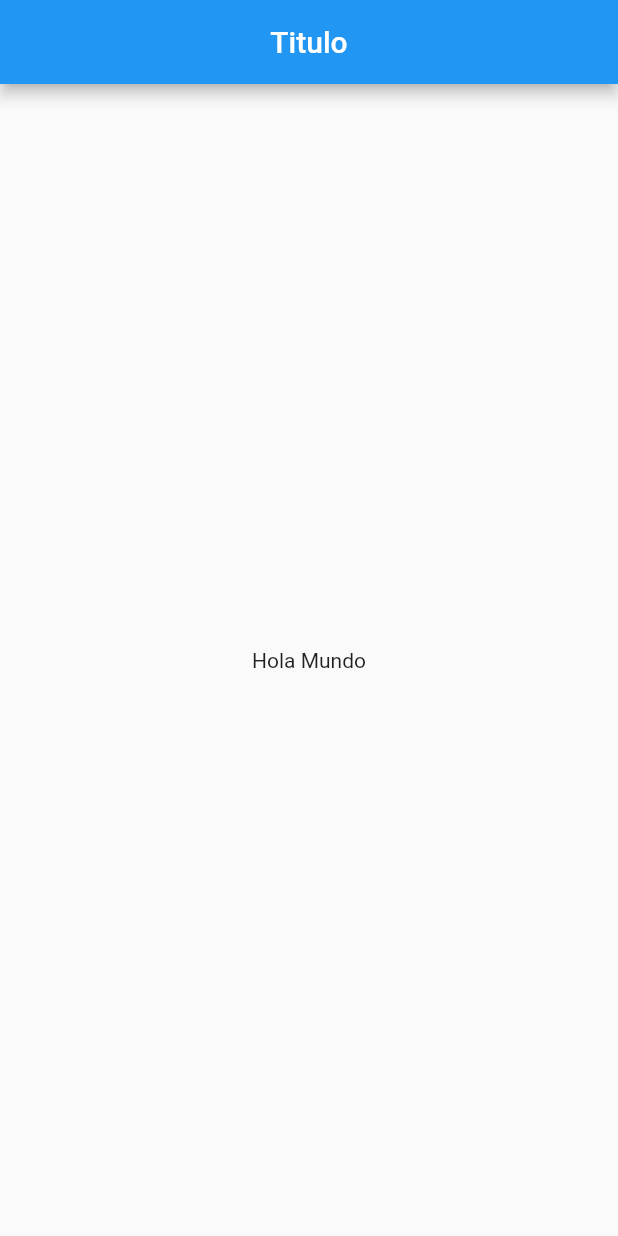
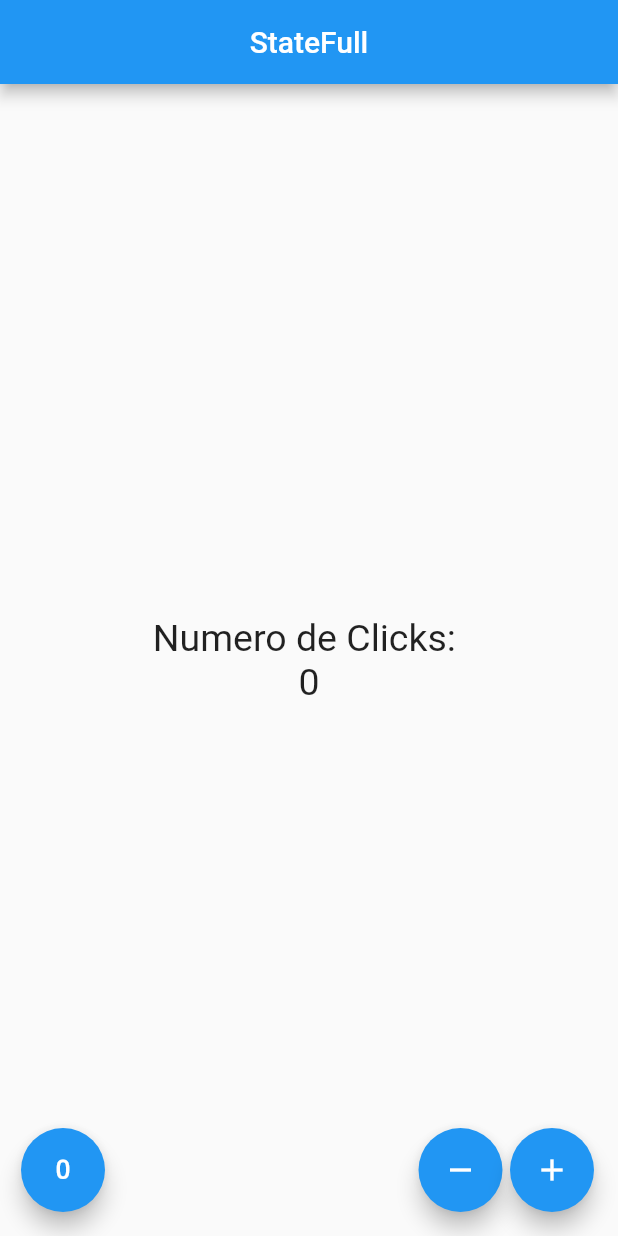
Before and after one commit to efraindrummer/flutter-init-app, a Flutter app: the screen it shows after launch, on a phone screen of 412 x 824 dp. Run offline on Flutter 3.47's test engine with Material 2 defaults, Android fonts, the phone set to English and light mode, and no system bars.

Commit message:
final commit

```diff
--- a/lib/src/app.dart
+++ b/lib/src/app.dart
@@ -1,12 +1,15 @@
 import 'package:flutter/material.dart';
-import 'package:flutter_vscode/src/pages/home_page.dart';
+import 'package:flutter_vscode/src/pages/contador_page.dart';
+//import 'package:flutter_vscode/src/pages/home_page.dart';
 
 class MyApp extends StatelessWidget {
   @override
   Widget build(context) {
     return MaterialApp(
+      debugShowCheckedModeBanner: false,
       home: Center(
-        child: HomePage(),
+        //child: HomePage(),
+        child: ContadorPage(),
       ),
     );
   }
--- /dev/null
+++ b/lib/src/pages/contador_page.dart
@@ -0,0 +1,63 @@
+import 'package:flutter/material.dart';
+
+class ContadorPage extends StatefulWidget {
+  @override
+  createState() => _ContadorPageState();
+}
+
+class _ContadorPageState extends State<ContadorPage> {
+  final _estiloTexto = new TextStyle(fontSize: 25);
+  int _conteo = 0;
+
+  @override
+  Widget build(BuildContext context) {
+    return Scaffold(
+        appBar: AppBar(
+          title: Text('StateFull'),
+          centerTitle: true,
+        ),
+        body: Center(
+          child: Column(
+            mainAxisAlignment: MainAxisAlignment.center,
+            children: <Widget>[
+              Text(
+                'Numero de Clicks: ',
+                style: _estiloTexto,
+              ),
+              Text(
+                '$_conteo',
+                style: _estiloTexto,
+              ),
+            ],
+          ),
+        ),
+        floatingActionButton: _crearBotones());
+  }
+
+  Widget _crearBotones() {
+    return Row(
+      mainAxisAlignment: MainAxisAlignment.end,
+      children: <Widget>[
+        SizedBox(width: 30.0),
+        FloatingActionButton(
+            child: Icon(Icons.exposure_zero), onPressed: _reset),
+        Expanded(child: SizedBox()),
+        FloatingActionButton(child: Icon(Icons.remove), onPressed: _sustraer),
+        SizedBox(width: 5.0),
+        FloatingActionButton(child: Icon(Icons.add), onPressed: _agregar)
+      ],
+    );
+  }
+
+  void _agregar() {
+    setState(() => _conteo++);
+  }
+
+  void _sustraer() {
+    setState(() => _conteo--);
+  }
+
+  void _reset() {
+    setState(() => _conteo = 0);
+  }
+}
```
Also changed, not shown: lib/src/pages/home_page.dart (+22 -1 lines).
